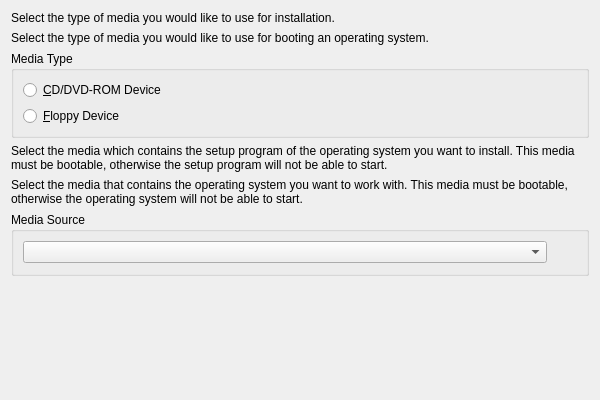
Old version of the form vbox/src/VBox/Frontends/VirtualBox/src/wizards/firstrun/UIFirstRunWzdPage2.ui in the repository jljuxgm/vboxgit.
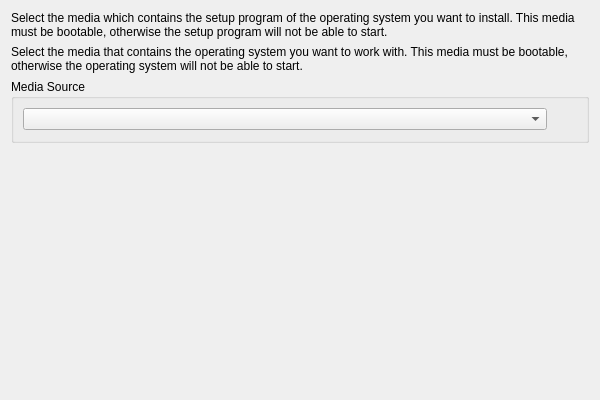
New version of the form. Custom widgets are drawn as their Qt base class.

Commit message:
commit_28762 ------------------------------------------------------------------------ r28762 | vboxsync | 2010-04-26 23:59:23 +0800 (Mon, 26 Apr 2010) | 1 line
FE/Qt: First Run Wizard: will now only propose to start from cd/dvd-rom device excluding floppy devices which are now not present by default in newly created VM (see xTracker defect #4847).
------------------------------------------------------------------------

Diff of the .ui file:
```diff
--- a/vbox/src/VBox/Frontends/VirtualBox/src/wizards/firstrun/UIFirstRunWzdPage2.ui
+++ b/vbox/src/VBox/Frontends/VirtualBox/src/wizards/firstrun/UIFirstRunWzdPage2.ui
@@ -40,49 +40,6 @@
    <item>
     <widget class="QILabel" name="m_pPage2Text1Var1">
      <property name="text">
-      <string>&lt;p&gt;Select the type of media you would like to use for installation.&lt;/p&gt;</string>
-     </property>
-     <property name="wordWrap">
-      <bool>true</bool>
-     </property>
-    </widget>
-   </item>
-   <item>
-    <widget class="QILabel" name="m_pPage2Text1Var2">
-     <property name="text">
-      <string>&lt;p&gt;Select the type of media you would like to use for booting an operating system.&lt;/p&gt;</string>
-     </property>
-     <property name="wordWrap">
-      <bool>true</bool>
-     </property>
-    </widget>
-   </item>
-   <item>
-    <widget class="QGroupBox" name="m_pCntType">
-     <property name="title">
-      <string>Media Type</string>
-     </property>
-     <layout class="QVBoxLayout" name="m_pLayout2">
-      <item>
-       <widget class="QRadioButton" name="m_pTypeCD">
-        <property name="text">
-         <string>&amp;CD/DVD-ROM Device</string>
-        </property>
-       </widget>
-      </item>
-      <item>
-       <widget class="QRadioButton" name="m_pTypeFD">
-        <property name="text">
-         <string>&amp;Floppy Device</string>
-        </property>
-       </widget>
-      </item>
-     </layout>
-    </widget>
-   </item>
-   <item>
-    <widget class="QILabel" name="m_pPage2Text2Var1">
-     <property name="text">
       <string>&lt;p&gt;Select the media which contains the setup program of the operating system you want to install. This media must be bootable, otherwise the setup program will not be able to start.&lt;/p&gt;</string>
      </property>
      <property name="wordWrap">
@@ -91,7 +48,7 @@
     </widget>
    </item>
    <item>
-    <widget class="QILabel" name="m_pPage2Text2Var2">
+    <widget class="QILabel" name="m_pPage2Text1Var2">
      <property name="text">
       <string>&lt;p&gt;Select the media that contains the operating system you want to work with. This media must be bootable, otherwise the operating system will not be able to start.&lt;/p&gt;</string>
      </property>
```
The commit also changes 2 other files.
